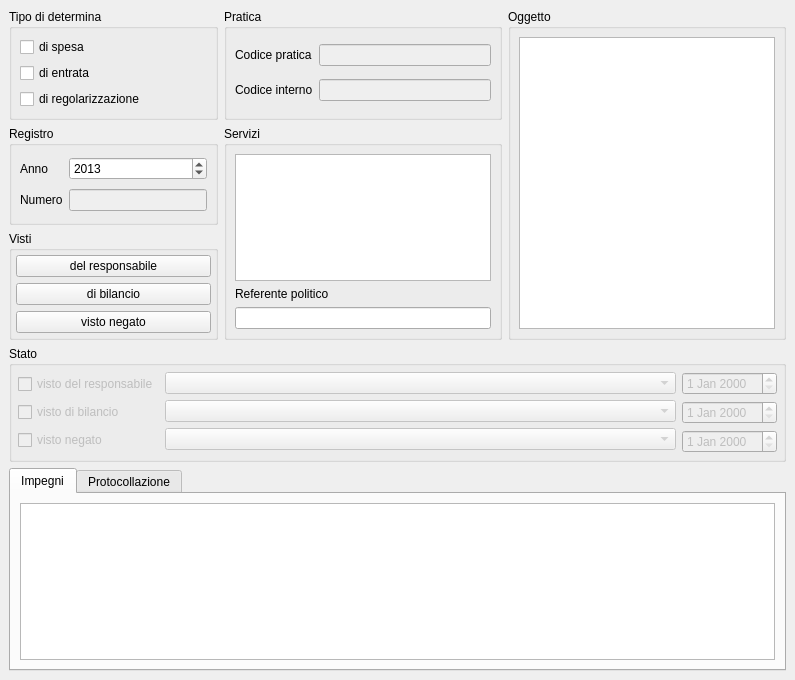
Old version of the form src/com/axiastudio/suite/deliberedetermine/forms/determina.ui in the repository tizianolattisi/suitegda.
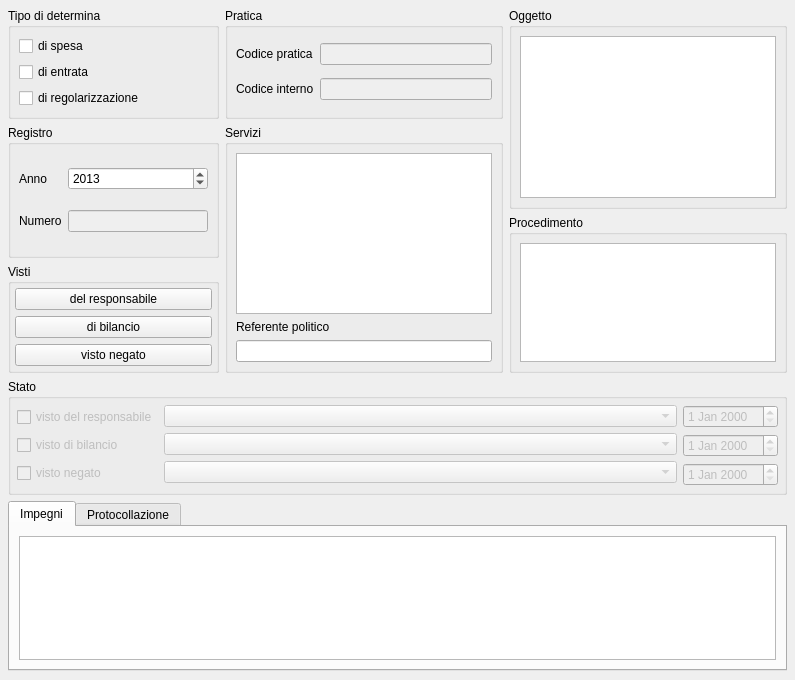
New version of the form. Custom widgets are drawn as their Qt base class.

Commit message: Layout con la lista delle fasi (da completare).

What changed in the file:
```diff
--- a/src/com/axiastudio/suite/deliberedetermine/forms/determina.ui
+++ b/src/com/axiastudio/suite/deliberedetermine/forms/determina.ui
@@ -18,6 +18,15 @@
   </property>
   <widget class="QWidget" name="centralwidget">
    <layout class="QGridLayout" name="gridLayout_3">
+    <property name="leftMargin">
+     <number>8</number>
+    </property>
+    <property name="topMargin">
+     <number>8</number>
+    </property>
+    <property name="rightMargin">
+     <number>8</number>
+    </property>
     <item row="0" column="0">
      <widget class="QGroupBox" name="groupBox_4">
       <property name="title">
@@ -127,7 +136,7 @@
       </layout>
      </widget>
     </item>
-    <item row="0" column="2" rowspan="3">
+    <item row="0" column="2" rowspan="2">
      <widget class="QGroupBox" name="groupBox_5">
       <property name="title">
        <string>Oggetto</string>
@@ -155,7 +164,7 @@
       </layout>
      </widget>
     </item>
-    <item row="1" column="0">
+    <item row="1" column="0" rowspan="2">
      <widget class="QGroupBox" name="groupBox_7">
       <property name="title">
        <string>Registro</string>
@@ -222,7 +231,7 @@
       </layout>
      </widget>
     </item>
-    <item row="1" column="1" rowspan="2">
+    <item row="1" column="1" rowspan="3">
      <widget class="QGroupBox" name="groupBox">
       <property name="title">
        <string>Servizi</string>
@@ -270,7 +279,31 @@
       </layout>
      </widget>
     </item>
-    <item row="2" column="0">
+    <item row="2" column="2" rowspan="2">
+     <widget class="QGroupBox" name="groupBox_8">
+      <property name="title">
+       <string>Procedimento</string>
+      </property>
+      <layout class="QVBoxLayout" name="verticalLayout_10">
+       <property name="leftMargin">
+        <number>8</number>
+       </property>
+       <property name="topMargin">
+        <number>8</number>
+       </property>
+       <property name="rightMargin">
+        <number>8</number>
+       </property>
+       <property name="bottomMargin">
+        <number>8</number>
+       </property>
+       <item>
+        <widget class="QListView" name="procedimento"/>
+       </item>
+      </layout>
+     </widget>
+    </item>
+    <item row="3" column="0">
      <widget class="QGroupBox" name="groupBox_2">
       <property name="title">
        <string>Visti</string>
@@ -312,7 +345,7 @@
       </layout>
      </widget>
     </item>
-    <item row="3" column="0" colspan="3">
+    <item row="4" column="0" colspan="3">
      <widget class="QGroupBox" name="groupBox_3">
       <property name="title">
        <string>Stato</string>
@@ -447,7 +480,7 @@
       </layout>
      </widget>
     </item>
-    <item row="4" column="0" colspan="3">
+    <item row="5" column="0" colspan="3">
      <widget class="QTabWidget" name="tabWidget">
       <property name="currentIndex">
        <number>0</number>
```
The commit also changes 1 other file.
